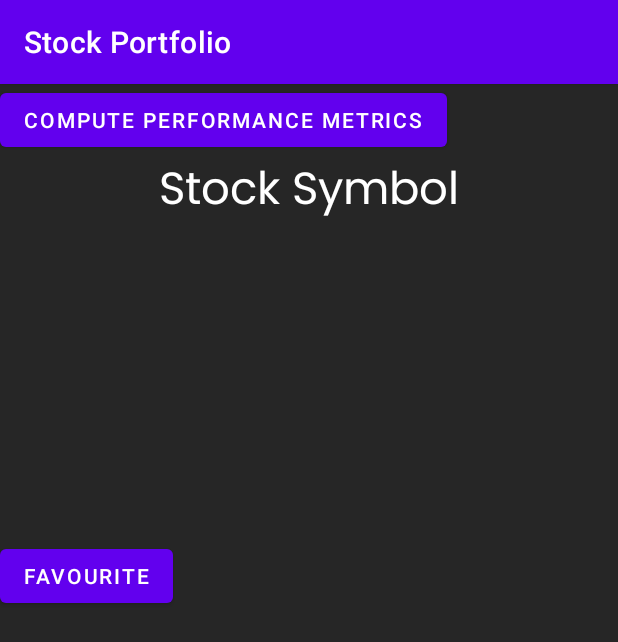
After one commit to wongdaryl/cs205-portfolio, an Android app: the fragment StockFragment shown on its own in the app's theme, on a phone screen of 412 x 824 dp. The commit adds this screen. Shown: the top 642 px of the screen. Run offline under Robolectric (Android 15) with nearby library versions, the phone set to English and light mode, and no system bars.

Commit message:
feat: create skeletal stock page

```diff
--- /dev/null
+++ b/app/src/main/java/com/example/stockportfolio/fragments/StockFragment.java
@@ -0,0 +1,66 @@
+package com.example.stockportfolio.fragments;
+
+import android.os.Bundle;
+
+import androidx.fragment.app.Fragment;
+
+import android.view.LayoutInflater;
+import android.view.View;
+import android.view.ViewGroup;
+
+import com.example.stockportfolio.R;
+
+/**
+ * A simple {@link Fragment} subclass.
+ * Use the {@link StockFragment#newInstance} factory method to
+ * create an instance of this fragment.
+ */
+public class StockFragment extends Fragment {
+
+    // TODO: Rename parameter arguments, choose names that match
+    // the fragment initialization parameters, e.g. ARG_ITEM_NUMBER
+    private static final String ARG_PARAM1 = "param1";
+    private static final String ARG_PARAM2 = "param2";
+
+    // TODO: Rename and change types of parameters
+    private String mParam1;
+    private String mParam2;
+
+    public StockFragment() {
+        // Required empty public constructor
+    }
+
+    /**
+     * Use this factory method to create a new instance of
+     * this fragment using the provided parameters.
+     *
+     * @param param1 Parameter 1.
+     * @param param2 Parameter 2.
+     * @return A new instance of fragment StockFragment.
+     */
+    // TODO: Rename and change types and number of parameters
+    public static StockFragment newInstance(String param1, String param2) {
+        StockFragment fragment = new StockFragment();
+        Bundle args = new Bundle();
+        args.putString(ARG_PARAM1, param1);
+        args.putString(ARG_PARAM2, param2);
+        fragment.setArguments(args);
+        return fragment;
+    }
+
+    @Override
+    public void onCreate(Bundle savedInstanceState) {
+        super.onCreate(savedInstanceState);
+        if (getArguments() != null) {
+            mParam1 = getArguments().getString(ARG_PARAM1);
+            mParam2 = getArguments().getString(ARG_PARAM2);
+        }
+    }
+
+    @Override
+    public View onCreateView(LayoutInflater inflater, ViewGroup container,
+                             Bundle savedInstanceState) {
+        // Inflate the layout for this fragment
+        return inflater.inflate(R.layout.fragment_stock, container, false);
+    }
+}
--- a/app/src/main/java/com/example/stockportfolio/services/StockService.java
+++ b/app/src/main/java/com/example/stockportfolio/services/StockService.java
@@ -29,10 +29,10 @@ public class StockService extends Service {
     private static final String REQUEST_METHOD = "GET";
     private static final int READ_TIMEOUT = 15000;
     private static final int CONNECTION_TIMEOUT = 15000;
-    private final String token = "c9577i2ad3icae7g5p6g"; // put your own token
+    private static final String token = "c97ab4aad3ibs388l3dg";
     private Looper serviceLooper;
     private ServiceHandler serviceHandler;
-    private String ticker = "MSFT";
+    private String ticker;
     private int index = -1;
 
     @Override
--- /dev/null
+++ b/app/src/main/res/layout/fragment_stock.xml
@@ -0,0 +1,74 @@
+<?xml version="1.0" encoding="utf-8"?>
+<androidx.constraintlayout.widget.ConstraintLayout xmlns:android="http://schemas.android.com/apk/res/android"
+    xmlns:app="http://schemas.android.com/apk/res-auto"
+    xmlns:tools="http://schemas.android.com/tools"
+    android:layout_width="match_parent"
+    android:layout_height="match_parent"
+    tools:context=".fragments.StockFragment"
+    android:background="@color/neutral_800">
+
+    <TextView
+        android:id="@+id/textView"
+        android:layout_width="wrap_content"
+        android:layout_height="wrap_content"
+        android:layout_centerInParent="true"
+        android:layout_marginTop="48dp"
+        android:fontFamily="@font/poppins_regular"
+        android:text="Stock Symbol"
+        android:textColor="@color/white"
+        android:textSize="30dp"
+        app:layout_constraintEnd_toEndOf="parent"
+        app:layout_constraintStart_toStartOf="parent"
+        app:layout_constraintTop_toTopOf="parent" />
+
+    <TableLayout
+        android:id="@+id/stock_table"
+        android:layout_width="match_parent"
+        android:layout_height="50dp"
+        app:layout_constraintBottom_toTopOf="@+id/calculate_metrics_button"
+        app:layout_constraintTop_toBottomOf="@+id/textView"
+        app:layout_constraintVertical_bias="0.519"
+        tools:layout_editor_absoluteX="0dp">
+
+        <TableRow
+            android:id="@+id/table_row_1"
+            android:layout_width="match_parent"
+            android:layout_height="wrap_content">
+
+            <TextView
+                android:id="@+id/table_row_text_1"
+                android:layout_column="0"
+                android:layout_weight="1"
+                android:fontFamily="@font/poppins_regular"
+                android:text="@string/home"
+                android:textColor="@color/white" />
+
+            <TextView
+                android:id="@+id/table_row_text_2"
+                android:layout_column="1"
+                android:layout_weight="1"
+                android:fontFamily="@font/poppins_regular"
+                android:text="@string/home"
+                android:textColor="@color/white" />
+        </TableRow>
+    </TableLayout>
+
+    <Button
+        android:id="@+id/calculate_metrics_button"
+        android:layout_width="wrap_content"
+        android:layout_height="wrap_content"
+        android:text="Compute Performance Metrics"
+        tools:layout_editor_absoluteX="56dp"
+        tools:layout_editor_absoluteY="384dp" />
+
+    <Button
+        android:id="@+id/favourite_button"
+        android:layout_width="wrap_content"
+        android:layout_height="wrap_content"
+        android:layout_marginTop="24dp"
+        android:layout_marginBottom="184dp"
+        android:text="Favourite"
+        app:layout_constraintBottom_toBottomOf="parent"
+        app:layout_constraintTop_toBottomOf="@+id/calculate_metrics_button"
+        tools:layout_editor_absoluteX="147dp" />
+</androidx.constraintlayout.widget.ConstraintLayout>
--- a/app/src/main/res/values/strings.xml
+++ b/app/src/main/res/values/strings.xml
@@ -13,4 +13,6 @@
     <string name="favourite">Favourite</string>
     <string name="welcome_fragment">This is home page</string>
     <string name="favourite_fragment">This is favourite page</string>
+    <!-- TODO: Remove or change this placeholder text -->
+    <string name="hello_blank_fragment">Hello blank fragment</string>
 </resources>
```
